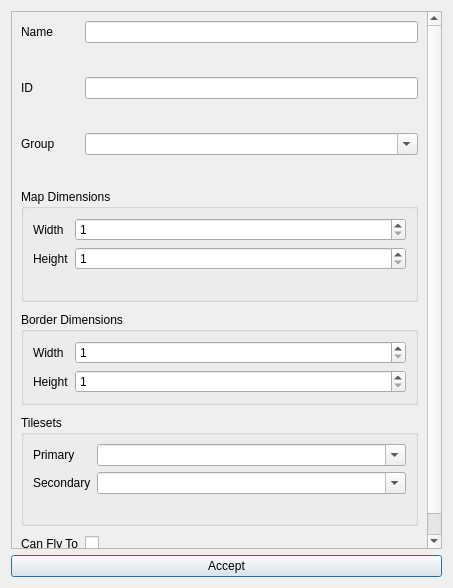
This is forms/newmapdialog.ui in huderlem/porymap as Qt 5 draws it before an edit. The edited form follows.
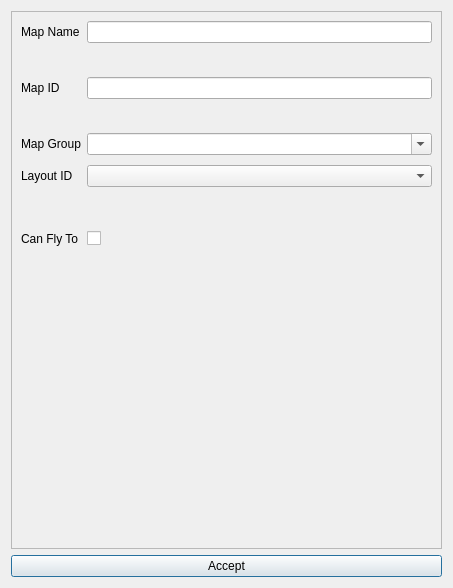
This is the edited form. Custom widgets are drawn as their Qt base class.

Commit message: Separate layout/header features of new map dialog

Patch:
```diff
--- a/forms/newmapdialog.ui
+++ b/forms/newmapdialog.ui
@@ -32,290 +32,14 @@
        <property name="verticalSpacing">
         <number>10</number>
        </property>
-       <item row="0" column="0">
-        <widget class="QLabel" name="label_Name">
-         <property name="text">
-          <string>Name</string>
-         </property>
-        </widget>
-       </item>
-       <item row="1" column="3">
-        <widget class="QLabel" name="label_NameError">
-         <property name="visible">
-          <bool>false</bool>
-         </property>
-         <property name="styleSheet">
-          <string notr="true">color: rgb(255, 0, 0)</string>
-         </property>
-         <property name="text">
-          <string/>
-         </property>
-         <property name="wordWrap">
-          <bool>true</bool>
-         </property>
-        </widget>
-       </item>
-       <item row="5" column="3">
-        <widget class="QLabel" name="label_GroupError">
-         <property name="visible">
-          <bool>false</bool>
-         </property>
-         <property name="styleSheet">
-          <string notr="true">color: rgb(255, 0, 0)</string>
-         </property>
-         <property name="text">
-          <string/>
-         </property>
-         <property name="wordWrap">
-          <bool>true</bool>
-         </property>
-        </widget>
-       </item>
-       <item row="7" column="0" colspan="4" alignment="Qt::AlignmentFlag::AlignTop">
-        <widget class="QGroupBox" name="groupBox_BorderDimensions">
-         <property name="title">
-          <string>Border Dimensions</string>
-         </property>
-         <layout class="QFormLayout" name="formLayout_2">
-          <item row="0" column="0">
-           <widget class="QLabel" name="label_BorderWidth">
-            <property name="sizePolicy">
-             <sizepolicy hsizetype="Maximum" vsizetype="Preferred">
-              <horstretch>0</horstretch>
-              <verstretch>0</verstretch>
-             </sizepolicy>
-            </property>
-            <property name="text">
-             <string>Width</string>
-            </property>
-           </widget>
-          </item>
-          <item row="0" column="1">
-           <widget class="NoScrollSpinBox" name="spinBox_BorderWidth">
-            <property name="toolTip">
-             <string>&lt;html&gt;&lt;head/&gt;&lt;body&gt;&lt;p&gt;Width (in metatiles) of the new map's border.&lt;/p&gt;&lt;/body&gt;&lt;/html&gt;</string>
-            </property>
-            <property name="minimum">
-             <number>1</number>
-            </property>
-           </widget>
-          </item>
-          <item row="2" column="1">
-           <widget class="NoScrollSpinBox" name="spinBox_BorderHeight">
-            <property name="toolTip">
-             <string>&lt;html&gt;&lt;head/&gt;&lt;body&gt;&lt;p&gt;Height (in metatiles) of the new map's border.&lt;/p&gt;&lt;/body&gt;&lt;/html&gt;</string>
-            </property>
-            <property name="minimum">
-             <number>1</number>
-            </property>
-           </widget>
-          </item>
-          <item row="2" column="0">
-           <widget class="QLabel" name="label_BorderHeight">
-            <property name="sizePolicy">
-             <sizepolicy hsizetype="Maximum" vsizetype="Preferred">
-              <horstretch>0</horstretch>
-              <verstretch>0</verstretch>
-             </sizepolicy>
-            </property>
-            <property name="text">
-             <string>Height</string>
-            </property>
-           </widget>
-          </item>
-         </layout>
-        </widget>
-       </item>
        <item row="2" column="0">
         <widget class="QLabel" name="label_ID">
          <property name="text">
-          <string>ID</string>
+          <string>Map ID</string>
          </property>
         </widget>
        </item>
-       <item row="6" column="0" colspan="4" alignment="Qt::AlignmentFlag::AlignTop">
-        <widget class="QGroupBox" name="groupBox_MapDimensions">
-         <property name="title">
-          <string>Map Dimensions</string>
-         </property>
-         <layout class="QFormLayout" name="formLayout_4">
-          <item row="0" column="0">
-           <widget class="QLabel" name="label_MapWidth">
-            <property name="sizePolicy">
-             <sizepolicy hsizetype="Maximum" vsizetype="Preferred">
-              <horstretch>0</horstretch>
-              <verstretch>0</verstretch>
-             </sizepolicy>
-            </property>
-            <property name="text">
-             <string>Width</string>
-            </property>
-           </widget>
-          </item>
-          <item row="0" column="1">
-           <widget class="NoScrollSpinBox" name="spinBox_MapWidth">
-            <property name="toolTip">
-             <string>&lt;html&gt;&lt;head/&gt;&lt;body&gt;&lt;p&gt;Width (in metatiles) of the new map.&lt;/p&gt;&lt;/body&gt;&lt;/html&gt;</string>
-            </property>
-            <property name="minimum">
-             <number>1</number>
-            </property>
-           </widget>
-          </item>
-          <item row="2" column="0">
-           <widget class="QLabel" name="label_MapHeight">
-            <property name="sizePolicy">
-             <sizepolicy hsizetype="Maximum" vsizetype="Preferred">
-              <horstretch>0</horstretch>
-              <verstretch>0</verstretch>
-             </sizepolicy>
-            </property>
-            <property name="text">
-             <string>Height</string>
-            </property>
-           </widget>
-          </item>
-          <item row="2" column="1">
-           <widget class="NoScrollSpinBox" name="spinBox_MapHeight">
-            <property name="toolTip">
-             <string>&lt;html&gt;&lt;head/&gt;&lt;body&gt;&lt;p&gt;Height (in metatiles) of the new map.&lt;/p&gt;&lt;/body&gt;&lt;/html&gt;</string>
-            </property>
-            <property name="minimum">
-             <number>1</number>
-            </property>
-           </widget>
-          </item>
-          <item row="3" column="0" colspan="2">
-           <widget class="QLabel" name="label_MapDimensionsError">
-            <property name="visible">
-             <bool>false</bool>
-            </property>
-            <property name="styleSheet">
-             <string notr="true">color: rgb(255, 0, 0)</string>
-            </property>
-            <property name="text">
-             <string/>
-            </property>
-            <property name="wordWrap">
-             <bool>true</bool>
-            </property>
-           </widget>
-          </item>
-         </layout>
-        </widget>
-       </item>
-       <item row="4" column="3">
-        <widget class="NoScrollComboBox" name="comboBox_Group">
-         <property name="toolTip">
-          <string>&lt;html&gt;&lt;head/&gt;&lt;body&gt;&lt;p&gt;The name of the group this map will be added to.&lt;/p&gt;&lt;/body&gt;&lt;/html&gt;</string>
-         </property>
-         <property name="editable">
-          <bool>true</bool>
-         </property>
-         <property name="insertPolicy">
-          <enum>QComboBox::InsertPolicy::NoInsert</enum>
-         </property>
-        </widget>
-       </item>
-       <item row="2" column="3">
-        <widget class="QLineEdit" name="lineEdit_ID">
-         <property name="toolTip">
-          <string>&lt;html&gt;&lt;head/&gt;&lt;body&gt;&lt;p&gt;The constant that will be used to refer to this map. It cannot be the same as any other existing map, and it must start with the specified prefix.&lt;/p&gt;&lt;/body&gt;&lt;/html&gt;</string>
-         </property>
-        </widget>
-       </item>
-       <item row="0" column="3">
-        <widget class="QLineEdit" name="lineEdit_Name">
-         <property name="toolTip">
-          <string>&lt;html&gt;&lt;head/&gt;&lt;body&gt;&lt;p&gt;The name of the new map. The name cannot be the same as any other existing map.&lt;/p&gt;&lt;/body&gt;&lt;/html&gt;</string>
-         </property>
-         <property name="clearButtonEnabled">
-          <bool>true</bool>
-         </property>
-        </widget>
-       </item>
-       <item row="8" column="0" colspan="4" alignment="Qt::AlignmentFlag::AlignTop">
-        <widget class="QGroupBox" name="groupBox_Tilesets">
-         <property name="title">
-          <string>Tilesets</string>
-         </property>
-         <layout class="QFormLayout" name="formLayout">
-          <item row="0" column="0">
-           <widget class="QLabel" name="label_PrimaryTileset">
-            <property name="text">
-             <string>Primary</string>
-            </property>
-           </widget>
-          </item>
-          <item row="0" column="1">
-           <widget class="NoScrollComboBox" name="comboBox_PrimaryTileset">
-            <property name="toolTip">
-             <string>&lt;html&gt;&lt;head/&gt;&lt;body&gt;&lt;p&gt;The primary tileset for the new map.&lt;/p&gt;&lt;/body&gt;&lt;/html&gt;</string>
-            </property>
-            <property name="editable">
-             <bool>true</bool>
-            </property>
-            <property name="insertPolicy">
-             <enum>QComboBox::InsertPolicy::NoInsert</enum>
-            </property>
-           </widget>
-          </item>
-          <item row="1" column="0">
-           <widget class="QLabel" name="label_SecondaryTileset">
-            <property name="text">
-             <string>Secondary</string>
-            </property>
-           </widget>
-          </item>
-          <item row="1" column="1">
-           <widget class="NoScrollComboBox" name="comboBox_SecondaryTileset">
-            <property name="toolTip">
-             <string>&lt;html&gt;&lt;head/&gt;&lt;body&gt;&lt;p&gt;The secondary tileset for the new map.&lt;/p&gt;&lt;/body&gt;&lt;/html&gt;</string>
-            </property>
-            <property name="editable">
-             <bool>true</bool>
-            </property>
-            <property name="insertPolicy">
-             <enum>QComboBox::InsertPolicy::NoInsert</enum>
-            </property>
-           </widget>
-          </item>
-          <item row="2" column="0" colspan="2">
-           <widget class="QLabel" name="label_TilesetsError">
-            <property name="visible">
-             <bool>false</bool>
-            </property>
-            <property name="styleSheet">
-             <string notr="true">color: rgb(255, 0, 0)</string>
-            </property>
-            <property name="text">
-             <string/>
-            </property>
-            <property name="wordWrap">
-             <bool>true</bool>
-            </property>
-           </widget>
-          </item>
-         </layout>
-        </widget>
-       </item>
-       <item row="3" column="3">
-        <widget class="QLabel" name="label_IDError">
-         <property name="visible">
-          <bool>false</bool>
-         </property>
-         <property name="styleSheet">
-          <string notr="true">color: rgb(255, 0, 0)</string>
-         </property>
-         <property name="text">
-          <string/>
-         </property>
-         <property name="wordWrap">
-          <bool>true</bool>
-         </property>
-        </widget>
-       </item>
-       <item row="14" column="0" colspan="4">
+       <item row="13" column="0" colspan="2">
         <spacer name="verticalSpacer">
          <property name="orientation">
           <enum>Qt::Orientation::Vertical</enum>
@@ -328,14 +52,26 @@
          </property>
         </spacer>
        </item>
-       <item row="4" column="0">
-        <widget class="QLabel" name="label_Group">
+       <item row="1" column="1">
+        <widget class="QLabel" name="label_NameError">
+         <property name="visible">
+          <bool>false</bool>
+         </property>
+         <property name="styleSheet">
+          <string notr="true">color: rgb(255, 0, 0)</string>
+         </property>
          <property name="text">
-          <string>Group</string>
+          <string/>
+         </property>
+         <property name="wordWrap">
+          <bool>true</bool>
          </property>
         </widget>
        </item>
-       <item row="13" column="0" colspan="4">
+       <item row="5" column="1">
+        <widget class="QComboBox" name="comboBox"/>
+       </item>
+       <item row="12" column="0" colspan="2">
         <widget class="QWidget" name="widget_HeaderData" native="true">
          <layout class="QVBoxLayout" name="layout_HeaderData">
           <property name="leftMargin">
@@ -353,23 +89,109 @@
          </layout>
         </widget>
        </item>
-       <item row="10" column="3">
-        <widget class="QCheckBox" name="checkBox_CanFlyTo">
-         <property name="toolTip">
-          <string>&lt;html&gt;&lt;head/&gt;&lt;body&gt;&lt;p&gt;If checked, a Heal Location will be added to this map automatically.&lt;/p&gt;&lt;/body&gt;&lt;/html&gt;</string>
+       <item row="3" column="1">
+        <widget class="QLabel" name="label_MapIDError">
+         <property name="visible">
+          <bool>false</bool>
+         </property>
+         <property name="styleSheet">
+          <string notr="true">color: rgb(255, 0, 0)</string>
          </property>
          <property name="text">
           <string/>
          </property>
+         <property name="wordWrap">
+          <bool>true</bool>
+         </property>
         </widget>
        </item>
-       <item row="10" column="0" colspan="3">
+       <item row="0" column="1">
+        <widget class="QLineEdit" name="lineEdit_Name">
+         <property name="toolTip">
+          <string>&lt;html&gt;&lt;head/&gt;&lt;body&gt;&lt;p&gt;The name of the new map. The name cannot be the same as any other existing map.&lt;/p&gt;&lt;/body&gt;&lt;/html&gt;</string>
+         </property>
+         <property name="clearButtonEnabled">
+          <bool>true</bool>
+         </property>
+        </widget>
+       </item>
+       <item row="9" column="0">
         <widget class="QLabel" name="label_CanFlyTo">
          <property name="text">
           <string>Can Fly To</string>
          </property>
         </widget>
        </item>
+       <item row="4" column="1">
+        <widget class="NoScrollComboBox" name="comboBox_Group">
+         <property name="toolTip">
+          <string>&lt;html&gt;&lt;head/&gt;&lt;body&gt;&lt;p&gt;The name of the group this map will be added to.&lt;/p&gt;&lt;/body&gt;&lt;/html&gt;</string>
+         </property>
+         <property name="editable">
+          <bool>true</bool>
+         </property>
+         <property name="insertPolicy">
+          <enum>QComboBox::InsertPolicy::NoInsert</enum>
+         </property>
+        </widget>
+       </item>
+       <item row="4" column="0">
+        <widget class="QLabel" name="label_Group">
+         <property name="text">
+          <string>Map Group</string>
+         </property>
+        </widget>
+       </item>
+       <item row="6" column="1">
+        <widget class="QLabel" name="label_GroupError">
+         <property name="visible">
+          <bool>false</bool>
+         </property>
+         <property name="styleSheet">
+          <string notr="true">color: rgb(255, 0, 0)</string>
+         </property>
+         <property name="text">
+          <string/>
+         </property>
+         <property name="wordWrap">
+          <bool>true</bool>
+         </property>
+        </widget>
+       </item>
+       <item row="0" column="0">
+        <widget class="QLabel" name="label_Name">
+         <property name="text">
+          <string>Map Name</string>
+         </property>
+        </widget>
+       </item>
+       <item row="9" column="1">
+        <widget class="QCheckBox" name="checkBox_CanFlyTo">
+         <property name="toolTip">
+          <string>&lt;html&gt;&lt;head/&gt;&lt;body&gt;&lt;p&gt;If checked, a Heal Location will be added to this map automatically.&lt;/p&gt;&lt;/body&gt;&lt;/html&gt;</string>
+         </property>
+         <property name="text">
+          <string/>
+         </property>
+        </widget>
+       </item>
+       <item row="5" column="0">
+        <widget class="QLabel" name="label">
+         <property name="text">
+          <string>Layout ID</string>
+         </property>
+        </widget>
+       </item>
+       <item row="2" column="1">
+        <widget class="QLineEdit" name="lineEdit_MapID">
+         <property name="toolTip">
+          <string>&lt;html&gt;&lt;head/&gt;&lt;body&gt;&lt;p&gt;The constant that will be used to refer to this map. It cannot be the same as any other existing map, and it must start with the specified prefix.&lt;/p&gt;&lt;/body&gt;&lt;/html&gt;</string>
+         </property>
+        </widget>
+       </item>
+       <item row="8" column="0" colspan="2">
+        <widget class="NewLayoutForm" name="newLayoutForm" native="true"/>
+       </item>
       </layout>
      </widget>
     </widget>
@@ -394,9 +216,10 @@
    <header>noscrollcombobox.h</header>
   </customwidget>
   <customwidget>
-   <class>NoScrollSpinBox</class>
-   <extends>QSpinBox</extends>
-   <header>noscrollspinbox.h</header>
+   <class>NewLayoutForm</class>
+   <extends>QWidget</extends>
+   <header>newlayoutform.h</header>
+   <container>1</container>
   </customwidget>
  </customwidgets>
  <resources/>
```
Left out of the diff: 2 changed lines with no effect on the pictures. The commit also changes 18 other files.
